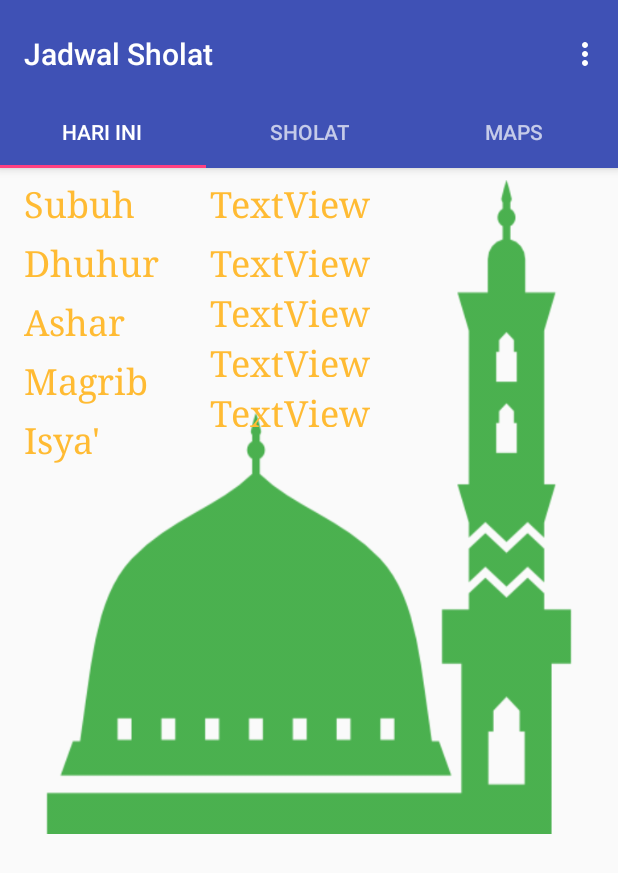
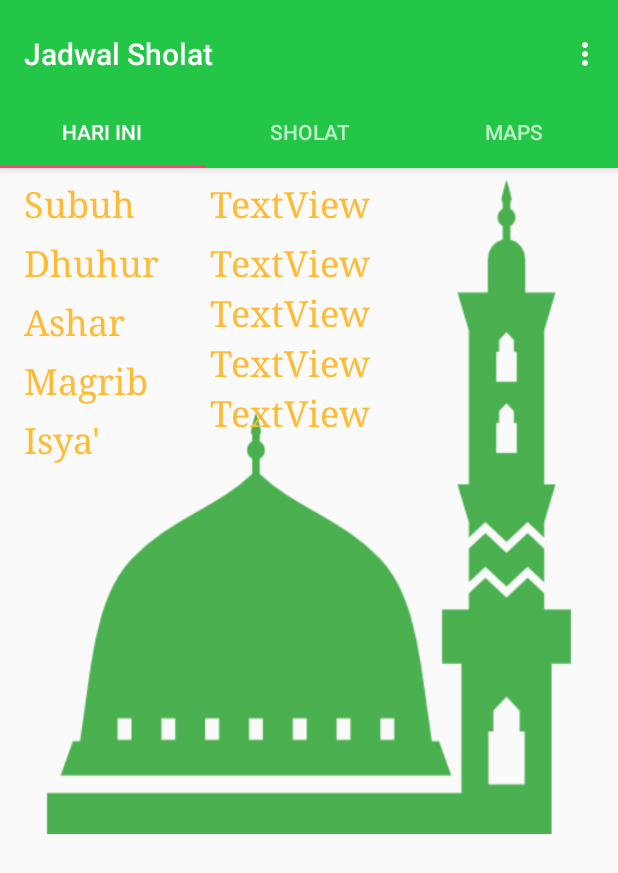
Before and after one commit to ElfanRodh/Jadwal-Sholat, an Android app: the screen it shows after launch (TabActivity), on a phone screen of 412 x 824 dp. Shown: the top 873 px of the screen. Run offline under Robolectric (Android 15) with nearby library versions, the phone set to English and light mode, and no system bars.

Commit message:
Update 30 Jan 2018 new

```diff
--- a/app/src/main/res/values/colors.xml
+++ b/app/src/main/res/values/colors.xml
@@ -1,6 +1,6 @@
 <?xml version="1.0" encoding="utf-8"?>
 <resources>
-    <color name="colorPrimary">#3F51B5</color>
-    <color name="colorPrimaryDark">#303F9F</color>
+    <color name="colorPrimary">#23c647</color>
+    <color name="colorPrimaryDark">#059124</color>
     <color name="colorAccent">#FF4081</color>
 </resources>
```
